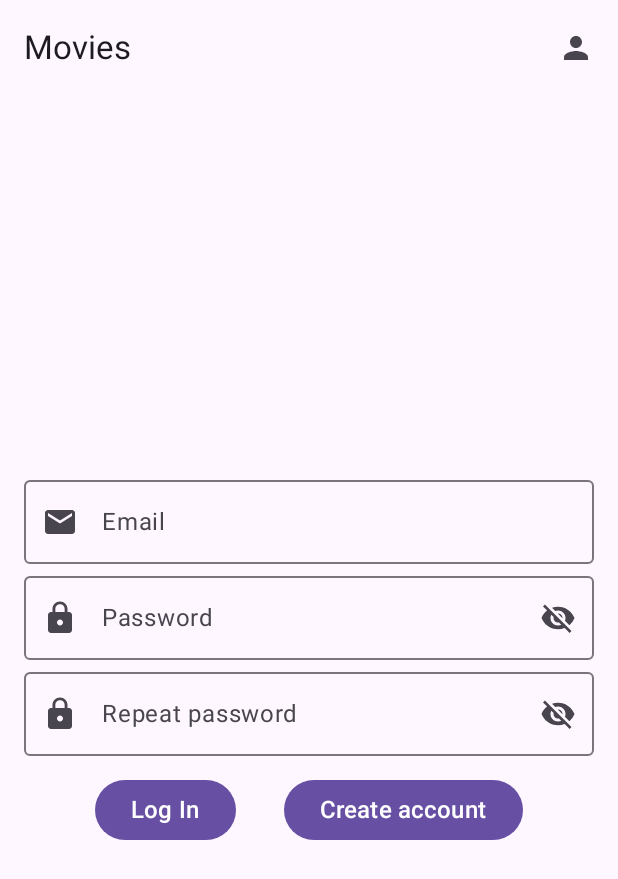
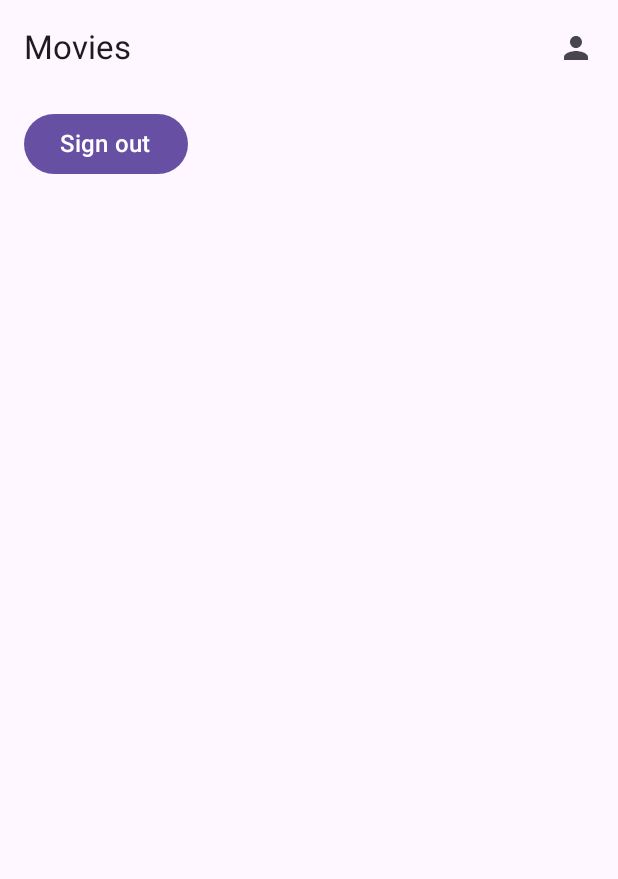
Before and after one commit to larseknu/mobilprogrammering_2023, an Android app built with Jetpack Compose: the SignUpScreen screen opened through its navigation route, on a phone screen of 412 x 824 dp. Shown: the top 879 px of the screen. Run offline under Robolectric (Android 15) with nearby library versions, the phone set to English and light mode, and no system bars; our stand-ins replace Dagger/Hilt's generated code, Firebase (no records; nobody signed in at launch, a user with empty details on screens opened directly); pictures from the network do not load.

Commit message:
SignIn/Out works
But not with account linking...

```diff
--- a/Lecture09_Firebase_Authentication/AfterLecture/PlayingWithFirebase/app/src/main/java/no/larseknu/hiof/compose/playingwithfirebase/screen/sign_up/SignUpScreen.kt
+++ b/Lecture09_Firebase_Authentication/AfterLecture/PlayingWithFirebase/app/src/main/java/no/larseknu/hiof/compose/playingwithfirebase/screen/sign_up/SignUpScreen.kt
@@ -50,10 +50,13 @@ fun SignUpScreen(
   viewModel: SignUpViewModel = hiltViewModel()
 ) {
   val uiState by viewModel.uiState
+  val isAnonymous by viewModel.isAnonymous.collectAsState(initial = true)
+
   val fieldModifier = Modifier
     .fillMaxWidth()
     .padding(16.dp, 4.dp)
 
+  if (isAnonymous) {
     Column(
       modifier = modifier
         .fillMaxWidth()
@@ -85,6 +88,16 @@ fun SignUpScreen(
         ) {
           Text(text = stringResource(R.string.create_account), fontSize = 16.sp)
         }
+      }
+    }
+  }
+  else {
+    Button(
+      onClick = { viewModel.onSignOutClick() },
+      modifier = Modifier
+        .padding(16.dp, 8.dp),
+    ) {
+      Text(text = stringResource(R.string.sign_out), fontSize = 16.sp)
     }
   }
 }
--- a/Lecture09_Firebase_Authentication/AfterLecture/PlayingWithFirebase/app/src/main/java/no/larseknu/hiof/compose/playingwithfirebase/screen/sign_up/SignUpViewModel.kt
+++ b/Lecture09_Firebase_Authentication/AfterLecture/PlayingWithFirebase/app/src/main/java/no/larseknu/hiof/compose/playingwithfirebase/screen/sign_up/SignUpViewModel.kt
@@ -20,6 +20,7 @@ import androidx.compose.runtime.mutableStateOf
 import androidx.lifecycle.ViewModel
 import androidx.lifecycle.viewModelScope
 import dagger.hilt.android.lifecycle.HiltViewModel
+import kotlinx.coroutines.flow.map
 import kotlinx.coroutines.launch
 import no.larseknu.hiof.compose.playingwithfirebase.R
 import no.larseknu.hiof.compose.playingwithfirebase.common.ext.isValidEmail
@@ -38,6 +39,8 @@ class SignUpViewModel @Inject constructor(
     get() = uiState.value.email
   private val password
     get() = uiState.value.password
+
+  val isAnonymous = accountService.currentUser.map { it.isAnonymous }
 
   fun onEmailChange(newValue: String) {
     uiState.value = uiState.value.copy(email = newValue)
@@ -97,4 +100,10 @@ class SignUpViewModel @Inject constructor(
       }
     }
   }
+
+  fun onSignOutClick() {
+    viewModelScope.launch {
+      accountService.signOut()
+    }
+  }
 }
--- a/Lecture09_Firebase_Authentication/AfterLecture/PlayingWithFirebase/app/src/main/res/values/strings.xml
+++ b/Lecture09_Firebase_Authentication/AfterLecture/PlayingWithFirebase/app/src/main/res/values/strings.xml
@@ -17,4 +17,5 @@
     <string name="login">Log In</string>
     <string name="could_not_create_account">Could not create account</string>
     <string name="could_not_log_in">Could not log in</string>
+    <string name="sign_out">Sign out</string>
 </resources>
```
Also changed, not shown: Lecture09_Firebase_Authentication/AfterLecture/PlayingWithFirebase/app/src/main/java/no/larseknu/hiof/compose/playingwithfirebase/service/impl/AccountServiceImpl.kt (+4 -8 lines). Lines whose indentation alone changed are shown as unchanged.
